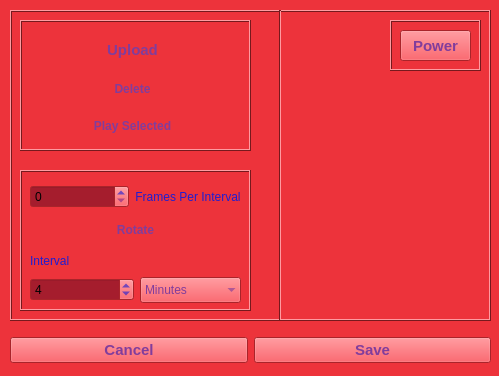
Above: source/ui_templates/memoryPlayerUI.ui from juinsommer/memoryPlayer before the change. Below: the same form after it.
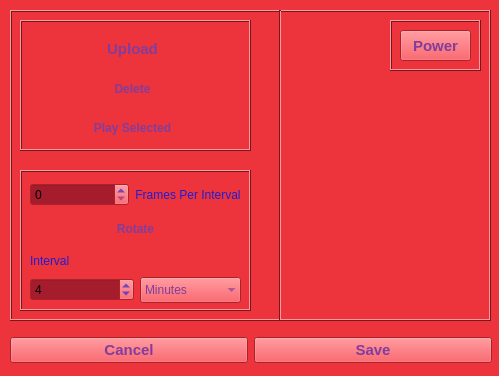
That is the form after the change. Icons and pictures are not drawn.

Commit message: Adjust buttons to be fixed sizes

```diff
--- a/source/ui_templates/memoryPlayerUI.ui
+++ b/source/ui_templates/memoryPlayerUI.ui
@@ -492,7 +492,7 @@
      <rect>
       <x>10</x>
       <y>330</y>
-      <width>481</width>
+      <width>482</width>
       <height>41</height>
      </rect>
     </property>
@@ -517,6 +517,12 @@
      </item>
      <item>
       <widget class="QPushButton" name="save_button">
+       <property name="minimumSize">
+        <size>
+         <width>237</width>
+         <height>25</height>
+        </size>
+       </property>
        <property name="font">
         <font>
          <family>Ubuntu</family>
@@ -580,6 +586,18 @@
       <layout class="QVBoxLayout" name="verticalLayout">
        <item>
         <widget class="QPushButton" name="upload_button">
+         <property name="sizePolicy">
+          <sizepolicy hsizetype="Minimum" vsizetype="Fixed">
+           <horstretch>0</horstretch>
+           <verstretch>0</verstretch>
+          </sizepolicy>
+         </property>
+         <property name="minimumSize">
+          <size>
+           <width>209</width>
+           <height>25</height>
+          </size>
+         </property>
          <property name="palette">
           <palette>
            <active>
@@ -653,6 +671,12 @@
        </item>
        <item>
         <widget class="QPushButton" name="remove_button">
+         <property name="minimumSize">
+          <size>
+           <width>209</width>
+           <height>25</height>
+          </size>
+         </property>
          <property name="font">
           <font>
            <weight>75</weight>
@@ -672,6 +696,12 @@
        </item>
        <item>
         <widget class="QPushButton" name="play_button">
+         <property name="minimumSize">
+          <size>
+           <width>209</width>
+           <height>25</height>
+          </size>
+         </property>
          <property name="font">
           <font>
            <weight>75</weight>
@@ -905,6 +935,12 @@
        </item>
        <item>
         <widget class="QPushButton" name="rotate_button">
+         <property name="minimumSize">
+          <size>
+           <width>209</width>
+           <height>25</height>
+          </size>
+         </property>
          <property name="font">
           <font>
            <weight>75</weight>
```
Left out of the diff: 9 changed lines with no effect on the pictures. The commit also changes 1 other file.
